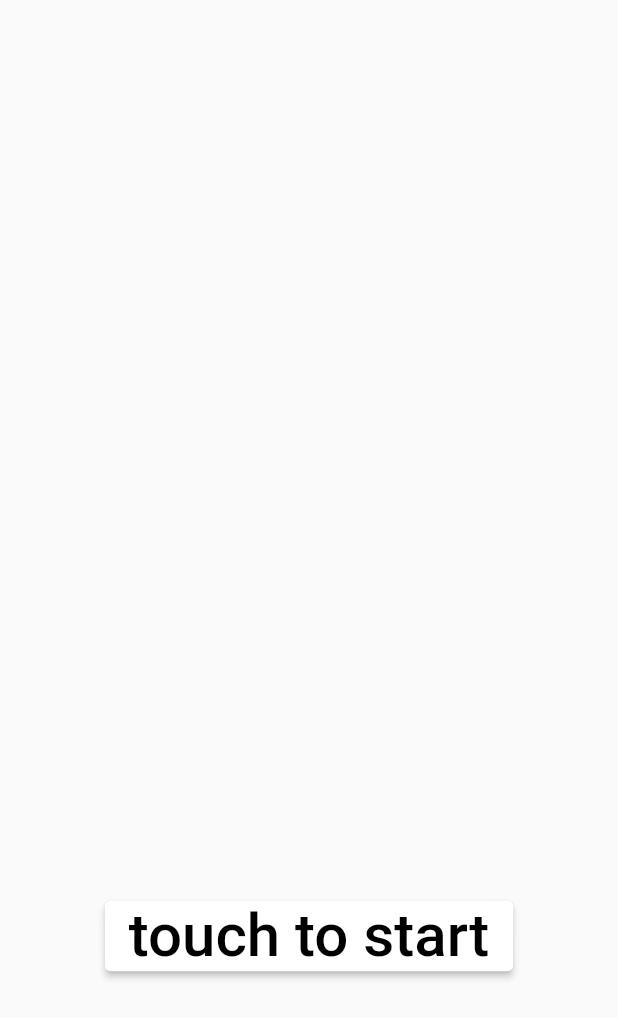
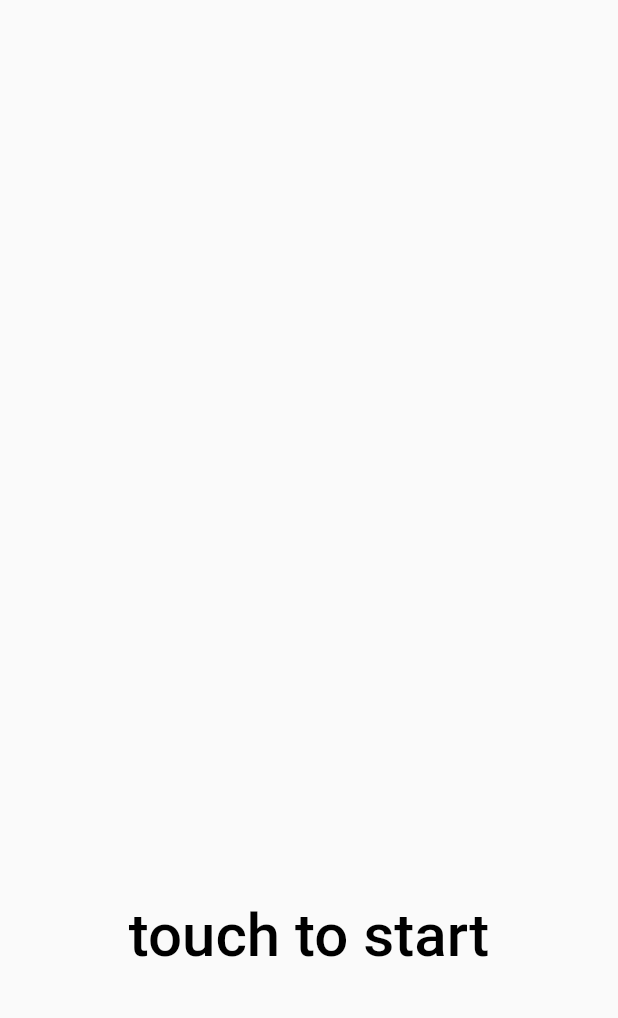
Before and after one commit to hyeonjoonpark/devcoop_self_counter_v1, a Flutter app: the screen it shows after launch, on a phone screen of 412 x 824 dp. Shown: the top 1018 px of the screen. Run offline on Flutter 3.47's test engine with Material 2 defaults, Android fonts, the phone set to English and light mode, and no system bars.

Commit message:
FEAT : 메인 버튼 테두리 색깔 변경

```diff
--- a/lib/presentation/ui/view/main_page.dart
+++ b/lib/presentation/ui/view/main_page.dart
@@ -35,7 +35,16 @@ class _MyAppState extends State<MyHome> {
                 text: "touch to start",
                 buttonStyle: ButtonStyle(
                   backgroundColor:
-                      MaterialStateProperty.all(DevCoopColors.white),
+                      MaterialStateProperty.all(DevCoopColors.transparent),
+
+                  elevation: MaterialStateProperty.all(0), // 그림자 비활성화
+
+                  side: MaterialStateProperty.all(
+                    const BorderSide(
+                      color: DevCoopColors.transparent, // 원하는 테두리 색상 설정
+                      width: 2.0, // 테두리 두께 설정
+                    ),
+                  ),
                 ),
                 textStyle: const TextStyle(
                   fontSize: 40,
```
